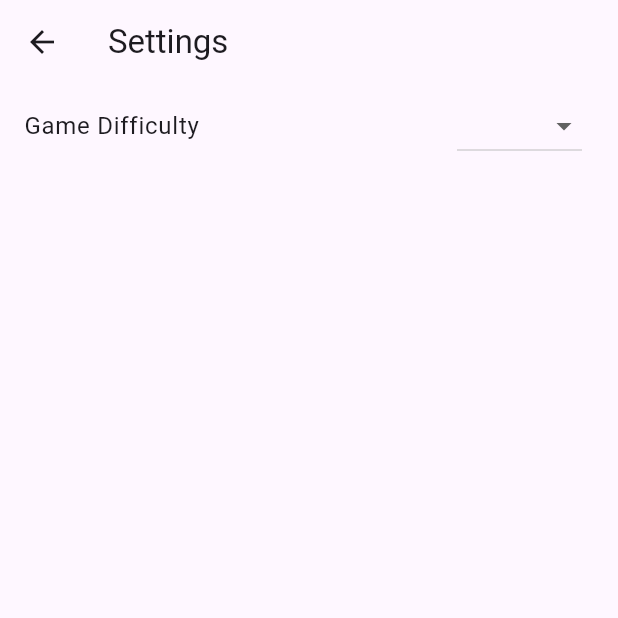
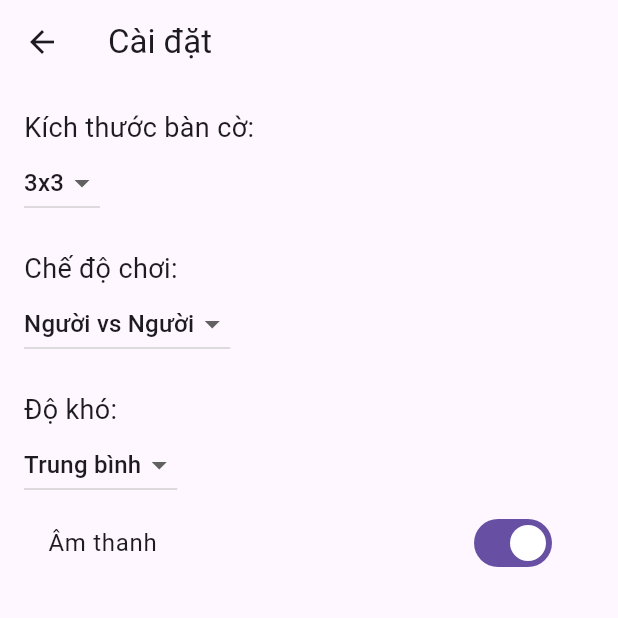
Before and after one commit to lehieu2003/flutter-caro-app, a Flutter app: the screen it shows after launch, after a tap on the "settings" icon, on a phone screen of 412 x 824 dp, the top half of it. Run offline on Flutter 3.47's test engine with Material 3 defaults, Android fonts, the phone set to English and light mode, and no system bars.

Commit message:
upgrade the caro app

```diff
--- /dev/null
+++ b/devtools_options.yaml
@@ -0,0 +1,3 @@
+description: This file stores settings for Dart & Flutter DevTools.
+documentation: https://docs.flutter.dev/tools/devtools/extensions#configure-extension-enablement-states
+extensions:
--- a/lib/models/game_state.dart
+++ b/lib/models/game_state.dart
@@ -1,45 +1,108 @@
 import 'package:flutter/material.dart';
-import 'package:flutter_application_1/utils/enums.dart';
-import '../utils/constants.dart';
+import '../utils/enums.dart';
+import 'player.dart';
 import '../utils/game_logic.dart';
 
 class GameState extends ChangeNotifier {
-  List<List<String>> board = [];
-  String currentPlayer = 'X';
-  String? winner;
+  late List<List<String>> board;
+  late List<Player> players;
+  int boardSize = 3;
+  GameMode gameMode = GameMode.PvP;
+  Difficulty difficulty = Difficulty.medium;
+  bool soundEnabled = true;
+  GameStatus status = GameStatus.playing;
+  int currentPlayerIndex = 0;
   int xScore = 0;
   int oScore = 0;
+  String? _winner;
 
   GameState() {
-    resetGame();
+    _initializeGame();
   }
 
-  get difficulty => null;
+  Player get currentPlayer => players[currentPlayerIndex];
 
-  void resetGame() {
-    board = List.generate(
-      BOARD_SIZE,
-      (_) => List.filled(BOARD_SIZE, ''),
-    );
-    currentPlayer = 'X';
-    winner = null;
+  String? get winner => _winner;
+
+  void _initializeGame() {
+    players = [
+      Player(symbol: 'X', name: 'Người chơi 1'),
+      Player(
+          symbol: 'O', name: gameMode == GameMode.PvP ? 'Người chơi 2' : 'Máy'),
+    ];
+    _resetBoard();
+  }
+
+  void _resetBoard() {
+    board = List.generate(boardSize, (_) => List.filled(boardSize, ''));
+    status = GameStatus.playing;
+    currentPlayerIndex = 0;
+    _winner = null;
     notifyListeners();
   }
 
+  void resetGame() {
+    _resetBoard();
+  }
+
   void makeMove(int row, int col) {
-    if (board[row][col].isEmpty && winner == null) {
-      board[row][col] = currentPlayer;
-      winner = checkWinner(board, row, col);
-
-      if (winner != null) {
-        if (winner == 'X') xScore++;
-        if (winner == 'O') oScore++;
-      }
-
-      currentPlayer = currentPlayer == 'X' ? 'O' : 'X';
+    if (board[row][col].isEmpty && status == GameStatus.playing) {
+      board[row][col] = currentPlayer.symbol;
+      _checkGameStatus(row, col);
+      _switchPlayer();
       notifyListeners();
     }
   }
 
-  void setDifficulty(GameDifficulty newValue) {}
+  void _checkGameStatus(int row, int col) {
+    final winner = checkWinner(board, row, col, boardSize);
+
+    if (winner != null) {
+      status = GameStatus.win;
+      currentPlayer.incrementScore();
+      _winner = currentPlayer.symbol;
+      if (currentPlayer.symbol == 'X') {
+        xScore++;
+      } else {
+        oScore++;
+      }
+    } else if (board.every((row) => row.every((cell) => cell.isNotEmpty))) {
+      status = GameStatus.draw;
+      _winner = 'Draw';
+    }
+  }
+
+  void _switchPlayer() {
+    if (status == GameStatus.playing) {
+      currentPlayerIndex = (currentPlayerIndex + 1) % 2;
+      if (gameMode == GameMode.PvE && currentPlayerIndex == 1) {
+        _makeAIMove();
+      }
+    }
+  }
+
+  void _makeAIMove() {
+    // Implement AI logic here
+  }
+
+  // Settings-related methods
+  void changeBoardSize(int newSize) {
+    boardSize = newSize;
+    _initializeGame();
+  }
+
+  void changeGameMode(GameMode mode) {
+    gameMode = mode;
+    _initializeGame();
+  }
+
+  void changeDifficulty(Difficulty newDifficulty) {
+    difficulty = newDifficulty;
+    notifyListeners();
+  }
+
+  void toggleSound(bool value) {
+    soundEnabled = value;
+    notifyListeners();
+  }
 }
--- a/lib/models/player.dart
+++ b/lib/models/player.dart
@@ -1,6 +1,13 @@
 class Player {
-  String name;
+  final String symbol;
+  final String name;
   int score;
 
-  Player({required this.name, this.score = 0});
+  Player({
+    required this.symbol,
+    required this.name,
+    this.score = 0,
+  });
+
+  void incrementScore() => score++;
 }
--- a/lib/screens/home_screen.dart
+++ b/lib/screens/home_screen.dart
@@ -1,4 +1,7 @@
 import 'package:flutter/material.dart';
+import 'package:provider/provider.dart';
+import '../models/game_state.dart';
+import 'game_screen.dart';
 import 'settings_screen.dart';
 
 class HomeScreen extends StatelessWidget {
@@ -8,20 +11,40 @@ class HomeScreen extends StatelessWidget {
   Widget build(BuildContext context) {
     return Scaffold(
       appBar: AppBar(
-        title: const Text('Home'),
+        title: const Text('Cờ Caro Pro'),
         actions: [
           IconButton(
             icon: const Icon(Icons.settings),
-            onPressed: () {
-              Navigator.push(
-                context,
-                MaterialPageRoute(builder: (context) => const SettingsScreen()),
-              );
-            },
+            onPressed: () => Navigator.push(
+              context,
+              MaterialPageRoute(builder: (context) => const SettingsScreen()),
+            ),
           ),
         ],
       ),
-      // ...existing code...
+      body: Center(
+        child: Column(
+          mainAxisAlignment: MainAxisAlignment.center,
+          children: [
+            ElevatedButton(
+              onPressed: () {
+                context.read<GameState>().resetGame();
+                Navigator.push(
+                  context,
+                  MaterialPageRoute(builder: (context) => const GameScreen()),
+                );
+              },
+              child: const Text('Bắt đầu game mới',
+                  style: TextStyle(fontSize: 20)),
+            ),
+            const SizedBox(height: 20),
+            Text(
+              'Điểm số cao nhất: ${context.watch<GameState>().players[0].score} - ${context.watch<GameState>().players[1].score}',
+              style: const TextStyle(fontSize: 18),
+            ),
+          ],
+        ),
+      ),
     );
   }
 }
--- a/lib/screens/settings_screen.dart
+++ b/lib/screens/settings_screen.dart
@@ -8,35 +8,78 @@ class SettingsScreen extends StatelessWidget {
 
   @override
   Widget build(BuildContext context) {
+    final gameState = context.read<GameState>();
+
     return Scaffold(
       appBar: AppBar(
-        title: const Text('Settings'),
+        title: const Text('Cài đặt'),
       ),
-      body: Consumer<GameState>(
-        builder: (context, gameState, child) {
-          return Column(
-            children: [
-              ListTile(
-                title: const Text('Game Difficulty'),
-                trailing: DropdownButton<GameDifficulty>(
-                  value: gameState
-                      .difficulty, // Ensure 'difficulty' getter exists in GameState
-                  onChanged: (GameDifficulty? newValue) {
-                    if (newValue != null) {
-                      gameState.setDifficulty(newValue);
-                    }
-                  },
-                  items: GameDifficulty.values.map((GameDifficulty difficulty) {
-                    return DropdownMenuItem<GameDifficulty>(
-                      value: difficulty,
-                      child: Text(difficulty.toString().split('.').last),
-                    );
-                  }).toList(),
+      body: Padding(
+        padding: const EdgeInsets.all(16.0),
+        child: Column(
+          crossAxisAlignment: CrossAxisAlignment.start,
+          children: [
+            const Text('Kích thước bàn cờ:', style: TextStyle(fontSize: 18)),
+            DropdownButton<int>(
+              value: gameState.boardSize,
+              items: const [
+                DropdownMenuItem(value: 3, child: Text('3x3')),
+                DropdownMenuItem(value: 5, child: Text('5x5')),
+                DropdownMenuItem(value: 7, child: Text('7x7')),
+              ],
+              onChanged: (value) {
+                gameState.changeBoardSize(value!);
+              },
+            ),
+            const SizedBox(height: 20),
+            const Text('Chế độ chơi:', style: TextStyle(fontSize: 18)),
+            DropdownButton<GameMode>(
+              value: gameState.gameMode,
+              items: const [
+                DropdownMenuItem(
+                  value: GameMode.PvP,
+                  child: Text('Người vs Người'),
                 ),
-              ),
-            ],
-          );
-        },
+                DropdownMenuItem(
+                  value: GameMode.PvE,
+                  child: Text('Người vs Máy'),
+                ),
+              ],
+              onChanged: (mode) {
+                gameState.changeGameMode(mode!);
+              },
+            ),
+            const SizedBox(height: 20),
+            const Text('Độ khó:', style: TextStyle(fontSize: 18)),
+            DropdownButton<Difficulty>(
+              value: gameState.difficulty,
+              items: const [
+                DropdownMenuItem(
+                  value: Difficulty.easy,
+                  child: Text('Dễ'),
+                ),
+                DropdownMenuItem(
+                  value: Difficulty.medium,
+                  child: Text('Trung bình'),
+                ),
+                DropdownMenuItem(
+                  value: Difficulty.hard,
+                  child: Text('Khó'),
+                ),
+              ],
+              onChanged: (difficulty) {
+                gameState.changeDifficulty(difficulty!);
+              },
+            ),
+            SwitchListTile(
+              title: const Text('Âm thanh'),
+              value: gameState.soundEnabled,
+              onChanged: (value) {
+                gameState.toggleSound(value!);
+              },
+            ),
+          ],
+        ),
       ),
     );
   }
--- a/lib/utils/enums.dart
+++ b/lib/utils/enums.dart
@@ -1,5 +1,16 @@
-enum GameDifficulty {
+enum GameMode {
+  PvP,
+  PvE,
+}
+
+enum Difficulty {
   easy,
   medium,
   hard,
 }
+
+enum GameStatus {
+  playing,
+  win,
+  draw,
+}
--- a/lib/widgets/score_board.dart
+++ b/lib/widgets/score_board.dart
@@ -49,7 +49,7 @@ class ScoreBoard extends StatelessWidget {
                   : 'Winner: ${gameState.winner}',
           style: const TextStyle(fontSize: 20, fontWeight: FontWeight.bold),
         ),
-        if (gameState.winner != null)
+        if (gameState.winner != null && gameState.winner != 'Draw')
           ElevatedButton(
             onPressed: gameState.resetGame,
             child: const Text('Play Again'),
```
Also changed, not shown: lib/utils/game_logic.dart (+20 -17 lines).
